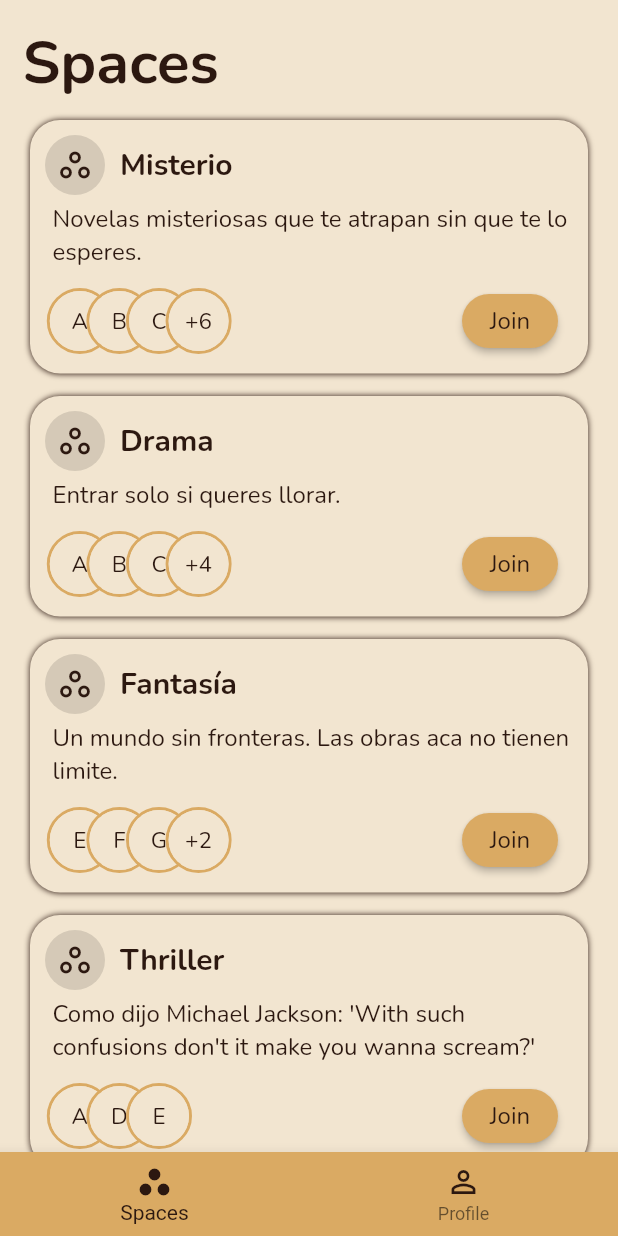
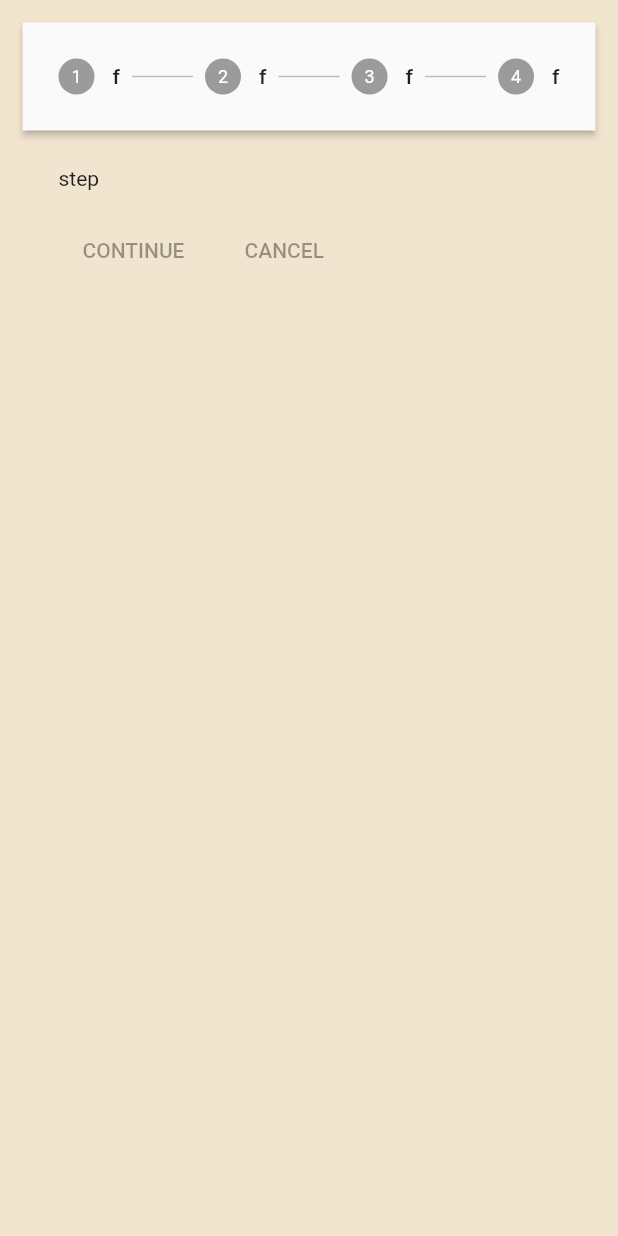
Before and after one commit to TomasWard1/deep, a Flutter app: the screen it shows after launch, on a phone screen of 412 x 824 dp. Run offline on Flutter 3.47's test engine with Material 2 defaults, Android fonts, the light colour scheme and no system bars; our stand-ins replace get, google_fonts.

Commit message:
Done: - book detail - tab bar controller
Todo:
- user form with name, bio, image
- function to upload to ipfs as JSON
- get data and put on profile ui

```diff
--- a/lib/classes/UserClass.dart
+++ b/lib/classes/UserClass.dart
@@ -3,7 +3,8 @@ import 'SpaceClass.dart';
 
 class User {
   final String id;
-  final String username;
+  final String fullName;
+  final String pseudonym;
   final String bio;
   final String? imageUrl;
   final List<Book>? books;
@@ -11,7 +12,8 @@ class User {
 
   User(
       {required this.id,
-      required this.username,
+      required this.pseudonym,
+      required this.fullName,
       required this.bio,
       required this.imageUrl,
       required this.books,
--- a/lib/controllers/SpacesController.dart
+++ b/lib/controllers/SpacesController.dart
@@ -8,6 +8,7 @@ import '../classes/SpaceClass.dart';
 class SpacesController extends GetxController {
   RxList<Space> spaces = RxList<Space>([]);
   RxInt navIndex = 0.obs;
+  RxInt stepIndex = 0.obs;
 
   @override
   void onInit() {
--- a/lib/main.dart
+++ b/lib/main.dart
@@ -2,6 +2,7 @@ import 'package:flutter/material.dart';
 import 'package:get/get.dart';
 import 'package:hackitba/controllers/SpacesController.dart';
 import 'package:hackitba/screens/NavBar.dart';
+import 'package:hackitba/screens/UserForm.dart';
 
 void main() {
   Get.put(SpacesController());
@@ -28,7 +29,7 @@ class MyApp extends StatelessWidget {
         // is not restarted.
         primarySwatch: Colors.blue,
       ),
-      home: NavBar(),
+      home: const UserForm(),
     );
   }
 }
--- /dev/null
+++ b/lib/screens/UserForm.dart
@@ -0,0 +1,28 @@
+import 'package:flutter/material.dart';
+import 'package:get/get.dart';
+
+import '../controllers/SpacesController.dart';
+import '../helpers/DeepWidgets.dart';
+
+class UserForm extends GetView<SpacesController> {
+  const UserForm({super.key});
+
+  @override
+  Widget build(BuildContext context) {
+    return Scaffold(
+        backgroundColor: DeepWidgets().bgColor,
+        body: SafeArea(
+          child: Padding(
+            padding: const EdgeInsets.all(15.0),
+            child: Stepper(
+                type: StepperType.horizontal,
+                steps: [
+              Step(title: Text('f'), content: Text('step')),
+              Step(title: Text('f'), content: Text('step')),
+              Step(title: Text('f'), content: Text('step')),
+              Step(title: Text('f'), content: Text('step'))
+            ]),
+          ),
+        ));
+  }
+}
```
